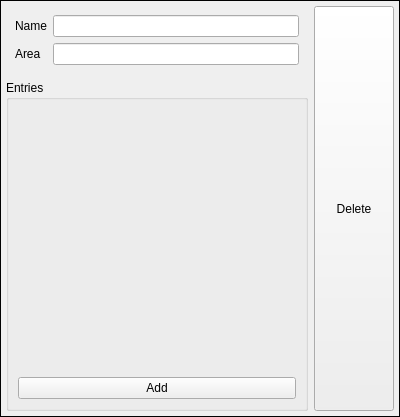
Above: src/view/celleffdatasetform.ui from daitenshionyan/vrfbcalc-cpp before the change. Below: the same form after it.
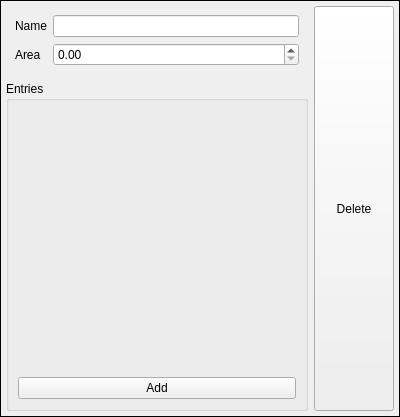
That is the form after the change.

Commit message:
Add area value checking
* Ensure a positive double value by using QDoubleSpinner
* Warn for zero or negative area

Patch:
```diff
--- a/src/view/celleffdatasetform.ui
+++ b/src/view/celleffdatasetform.ui
@@ -81,9 +81,6 @@
             <item row="0" column="1">
              <widget class="QLineEdit" name="nameField"/>
             </item>
-            <item row="1" column="1">
-             <widget class="QLineEdit" name="areaField"/>
-            </item>
             <item row="1" column="0">
              <widget class="QLabel" name="areaLabel">
               <property name="text">
@@ -91,6 +88,13 @@
               </property>
              </widget>
             </item>
+            <item row="1" column="1">
+             <widget class="QDoubleSpinBox" name="areaField">
+              <property name="maximum">
+               <double>2147483647.000000000000000</double>
+              </property>
+             </widget>
+            </item>
            </layout>
           </widget>
          </item>
```
The commit also changes 2 other files.
